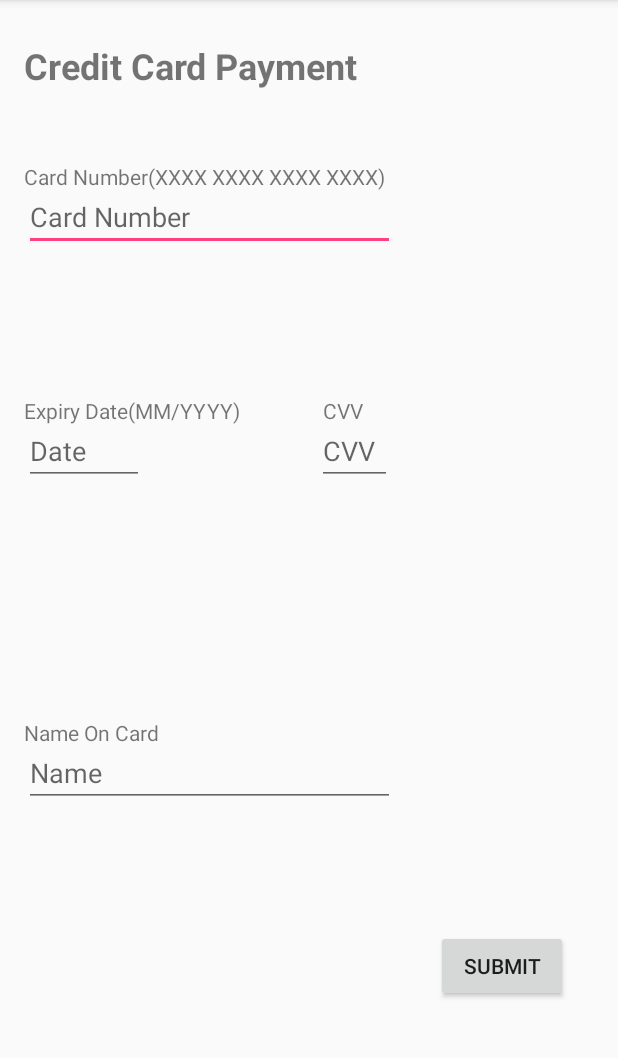
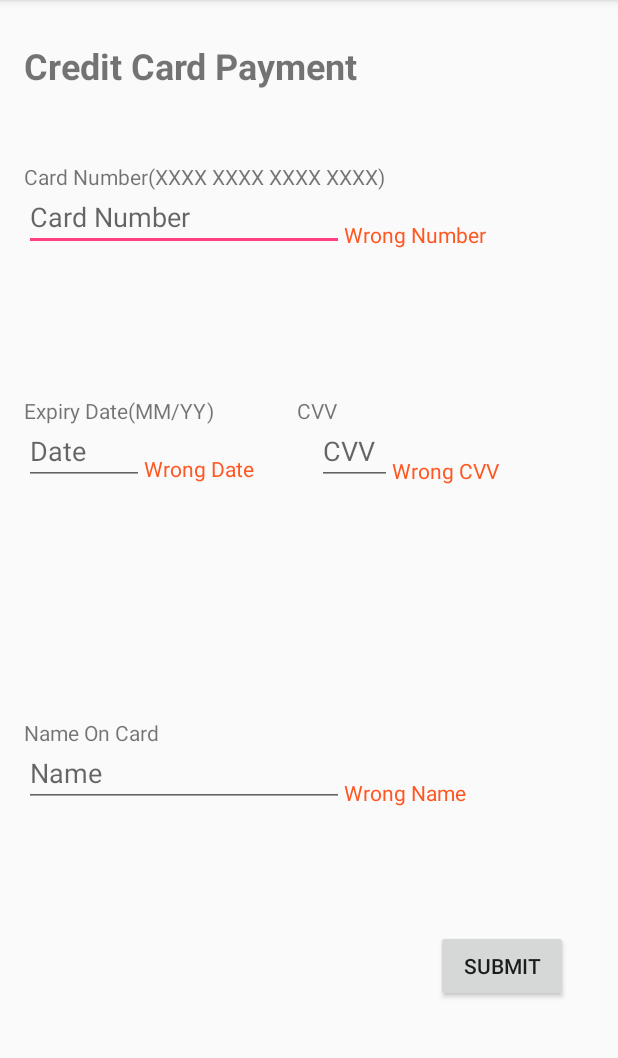
Before and after one commit to michaelanis14/wenshi, an Android app: the CreditCardEntry screen opened directly, with no data from a screen before it, after a tap on "SUBMIT", on a phone screen of 412 x 824 dp, the part 84-1142 px from its top. Run offline under Robolectric (Android 15) with nearby library versions, the phone set to English and light mode, and no system bars.

Commit message:
Credit Card Payment
Validations of Credit Card Payment

```diff
--- a/app/src/main/AndroidManifest.xml
+++ b/app/src/main/AndroidManifest.xml
@@ -16,8 +16,9 @@
                 <category android:name="android.intent.category.LAUNCHER" />
             </intent-filter>
         </activity>
-        <activity android:label="@string/app_name" android:name=".CreditCardEntry"/>
-
+        <activity
+            android:name=".CreditCardEntry"
+            android:label="@string/app_name" />
     </application>
 
 </manifest>
--- a/app/src/main/java/michaelabadir/wenshy/CallDriver.java
+++ b/app/src/main/java/michaelabadir/wenshy/CallDriver.java
@@ -21,7 +21,7 @@ public class CallDriver extends AppCompatActivity {
         });
     }
 
-    private void dialContactPhone(final String phoneNumber) {
+    private void dialContactPhone(String phoneNumber) {
         startActivity(new Intent(Intent.ACTION_DIAL, Uri.fromParts("tel", phoneNumber, null)));
     }
 
--- a/app/src/main/java/michaelabadir/wenshy/CreditCardEntry.java
+++ b/app/src/main/java/michaelabadir/wenshy/CreditCardEntry.java
@@ -1,14 +1,13 @@
 package michaelabadir.wenshy;
 
+import android.os.Bundle;
 import android.support.v7.app.AppCompatActivity;
-import android.os.Bundle;
 import android.text.Editable;
 import android.text.TextUtils;
 import android.text.TextWatcher;
 import android.view.View;
 import android.widget.Button;
 import android.widget.EditText;
-import android.widget.RadioButton;
 import android.widget.TextView;
 import android.widget.Toast;
 
@@ -16,18 +15,28 @@ public class CreditCardEntry extends AppCompatActivity {
 
     private static final char space = ' ';
     private static final char slash = '/';
+    private static final char zero = '0';
     EditText cardNumber, expDate, cvv, name;
+    TextView cardNumberError, expDateError, cvvError, nameError;
     Button submit;
+    boolean numFlag, dateFlag, cvvFlag, nameFlag = false;
 
     @Override
     protected void onCreate(Bundle savedInstanceState) {
         super.onCreate(savedInstanceState);
         setContentView(R.layout.activity_credit_card_entry);
-        cardNumber = (EditText) findViewById(R.id.editText_CC_page_card_number);
-        expDate = (EditText) findViewById(R.id.editText_CC_page_card_date);
-        cvv = (EditText) findViewById(R.id.editText_CC_page_card_cvv);
-        name = (EditText) findViewById(R.id.editText_CC_page_card_name);
-        submit = (Button) findViewById(R.id.button_add_card);
+
+        cardNumber = findViewById(R.id.editText_CC_entry_card_number);
+        expDate = findViewById(R.id.editText_CC_entry_card_date);
+        cvv = findViewById(R.id.editText_CC_entry_card_cvv);
+        name = findViewById(R.id.editText_CC_entry_card_name);
+        submit = findViewById(R.id.button_add_card);
+
+        cardNumberError = findViewById(R.id.textView_CC_entry_numberError);
+        expDateError = findViewById(R.id.textView_CC_entry_dateError);
+        cvvError = findViewById(R.id.textView_CC_entry_cvvError);
+        nameError = findViewById(R.id.textView_CC_entry_nameError);
+
         cardNumber.addTextChangedListener(new cardWatch());
         expDate.addTextChangedListener(new dateWatch());
 
@@ -35,27 +44,71 @@ public class CreditCardEntry extends AppCompatActivity {
 
     }
 
-
     public void addListenerOnButton() {
 
 
-        submit = (Button) findViewById(R.id.button_add_card);
+        submit = findViewById(R.id.button_add_card);
 
         submit.setOnClickListener(new View.OnClickListener() {
 
             @Override
             public void onClick(View v) {
-                Toast.makeText(CreditCardEntry.this, cardNumber.getText(), Toast.LENGTH_SHORT).show();
-                Toast.makeText(CreditCardEntry.this, expDate.getText(), Toast.LENGTH_SHORT).show();
-                Toast.makeText(CreditCardEntry.this, cvv.getText(), Toast.LENGTH_SHORT).show();
-                Toast.makeText(CreditCardEntry.this, name.getText(), Toast.LENGTH_SHORT).show();
+
+                if(cardNumber.getText().length() < 19) {
+                    cardNumberError.setVisibility(View.VISIBLE);
+                    numFlag = false;
+                }
+                else    {
+                    cardNumberError.setVisibility(View.INVISIBLE);
+                    numFlag = true;
+                }
+                if(expDate.getText().length() < 5 || !checkDate(expDate.getText().toString())) {
+                    expDateError.setVisibility(View.VISIBLE);
+                    dateFlag = false;
+                }
+                else    {
+                    expDateError.setVisibility(View.INVISIBLE);
+                    dateFlag = true;
+                }
+                if(cvv.getText().length() < 3) {
+                    cvvError.setVisibility(View.VISIBLE);
+                    cvvFlag = false;
+                }
+                else    {
+                    cvvError.setVisibility(View.INVISIBLE);
+                    cvvFlag = true;
+                }
+                if(name.getText().length() < 8) {
+                    nameError.setVisibility(View.VISIBLE);
+                    nameFlag = false;
+                }
+                else    {
+                    nameError.setVisibility(View.INVISIBLE);
+                    nameFlag = true;
+                }
+
+                if(numFlag && dateFlag && cvvFlag & nameFlag) {
+                    Toast.makeText(CreditCardEntry.this, cardNumber.getText(), Toast.LENGTH_SHORT).show();
+                    Toast.makeText(CreditCardEntry.this, expDate.getText(), Toast.LENGTH_SHORT).show();
+                    Toast.makeText(CreditCardEntry.this, cvv.getText(), Toast.LENGTH_SHORT).show();
+                    Toast.makeText(CreditCardEntry.this, name.getText(), Toast.LENGTH_SHORT).show();
+                }
             }
 
         });
 
     }
 
+    public boolean checkDate(String s) {
+        int mon = Integer.parseInt(s.substring(0,2));
+        int year = Integer.parseInt(s.substring(3,5));
+        char sl = s.charAt(2);
 
+        if(mon > 0 && mon < 13 && year > 17 & sl == '/') {
+            return true;
+        }
+        return false;
+    }
 
     class cardWatch implements TextWatcher  {
 
@@ -88,7 +141,6 @@ public class CreditCardEntry extends AppCompatActivity {
 
     }
 
-
     class dateWatch implements TextWatcher  {
 
         @Override
@@ -103,6 +155,13 @@ public class CreditCardEntry extends AppCompatActivity {
 
         @Override
         public void afterTextChanged(Editable s) {
+            // Insert zero
+//            if(s.length()==1) {
+//                char c = s.charAt(s.length() - 1);
+//                if (Character.isDigit(c) && (TextUtils.split(s.toString(), String.valueOf(zero)).length <= 1))
+//                    s.insert(s.length() - 1, String.valueOf(zero));
+//            }
+
             // Remove slash
             if (s.length() > 0 && (s.length() % 3) == 0) {
                 final char c = s.charAt(s.length() - 1);
--- a/app/src/main/java/michaelabadir/wenshy/PaymentOptions.java
+++ b/app/src/main/java/michaelabadir/wenshy/PaymentOptions.java
@@ -9,20 +9,17 @@ import android.widget.Button;
 import android.widget.RadioButton;
 import android.widget.RadioGroup;
 import android.widget.TextView;
-import android.widget.Toast;
 
 public class PaymentOptions extends AppCompatActivity {
 
-    private RadioGroup radioGroup;
-    private RadioButton radioButton, rb1, rb2;
-    private Button btnDisplay;
+    private RadioButton rb1;
     private TextView resultText;
 
     @Override
     public void onCreate(Bundle savedInstanceState) {
         super.onCreate(savedInstanceState);
         setContentView(R.layout.activity_payment_options);
-        radioGroup = (RadioGroup) findViewById(R.id.radiogroup);
+        RadioGroup radioGroup = findViewById(R.id.radiogroup);
         radioGroup.check(R.id.radioButton_payment_cash);
 
         addListenerOnButton();
@@ -32,12 +29,9 @@ public class PaymentOptions extends AppCompatActivity {
     public void addListenerOnButton() {
 
 
-        btnDisplay = (Button) findViewById(R.id.button_payment_submit);
+        Button btnDisplay = findViewById(R.id.button_payment_submit);
 
         rb1 = findViewById(R.id.radioButton_payment_cash);
-        rb2 = findViewById(R.id.radioButton_payment_credit);
-
-
 
         btnDisplay.setOnClickListener(new OnClickListener() {
 
@@ -47,7 +41,7 @@ public class PaymentOptions extends AppCompatActivity {
              //   radioButton = (RadioButton) findViewById(selectedId);
              //   Toast.makeText(PaymentOptions.this, "Hello From the other sideeee!!!", Toast.LENGTH_SHORT).show();
                 if(rb1.isChecked()) {
-                    resultText = (TextView) findViewById(R.id.textView_payment_result);
+                    resultText = findViewById(R.id.textView_payment_result);
                     resultText.setText(rb1.getText());
                 }
                 else    {
--- a/app/src/main/res/layout/activity_credit_card_entry.xml
+++ b/app/src/main/res/layout/activity_credit_card_entry.xml
@@ -7,105 +7,108 @@
     tools:context="michaelabadir.wenshy.CreditCardEntry">
 
     <TextView
-        android:id="@+id/textView_CC_page_label"
+        android:id="@+id/textView_CC_entry_label"
         android:layout_width="wrap_content"
         android:layout_height="wrap_content"
         android:layout_marginStart="16dp"
         android:layout_marginTop="27dp"
-        android:text="@string/textView_CC_page_label"
+        android:text="@string/textView_CC_entry_label"
         android:textSize="24sp"
         android:textStyle="bold"
         app:layout_constraintStart_toStartOf="parent"
         app:layout_constraintTop_toTopOf="parent" />
 
     <TextView
-        android:id="@+id/textView_CC_page_card_number"
+        android:id="@+id/textView_CC_entry_card_number"
         android:layout_width="wrap_content"
         android:layout_height="wrap_content"
         android:layout_marginStart="16dp"
         android:layout_marginTop="108dp"
-        android:text="@string/textView_CC_page_card_number"
+        android:text="@string/textView_CC_entry_card_number"
         app:layout_constraintStart_toStartOf="parent"
         app:layout_constraintTop_toTopOf="parent" />
 
     <TextView
-        android:id="@+id/textView_CC_page_card_date"
+        android:id="@+id/textView_CC_entry_card_date"
         android:layout_width="wrap_content"
         android:layout_height="wrap_content"
         android:layout_marginStart="16dp"
-        android:text="@string/textView_CC_page_card_date"
+        android:text="@string/textView_CC_entry_card_date"
         app:layout_constraintBottom_toBottomOf="parent"
         app:layout_constraintStart_toStartOf="parent"
         app:layout_constraintTop_toTopOf="parent"
         app:layout_constraintVertical_bias="0.353" />
 
     <TextView
-        android:id="@+id/textView_CC_page_card_cvv"
+        android:id="@+id/textView_CC_entry_card_cvv"
         android:layout_width="wrap_content"
         android:layout_height="wrap_content"
         android:layout_marginStart="55dp"
-        android:text="@string/textView_CC_page_card_cvv"
-        app:layout_constraintBaseline_toBaselineOf="@+id/textView_CC_page_card_date"
-        app:layout_constraintStart_toEndOf="@+id/textView_CC_page_card_date" />
+        android:text="@string/textView_CC_entry_card_cvv"
+        app:layout_constraintBaseline_toBaselineOf="@+id/textView_CC_entry_card_date"
+        app:layout_constraintStart_toEndOf="@+id/textView_CC_entry_card_date" />
 
     <TextView
-        android:id="@+id/textView_CC_page_card_name"
+        android:id="@+id/textView_CC_entry_card_name"
         android:layout_width="wrap_content"
         android:layout_height="wrap_content"
         android:layout_marginBottom="270dp"
         android:layout_marginStart="16dp"
-        android:text="@string/textView_CC_page_card_name"
+        android:text="@string/textView_CC_entry_card_name"
         app:layout_constraintBottom_toBottomOf="parent"
         app:layout_constraintStart_toStartOf="parent" />
 
     <EditText
-        android:id="@+id/editText_CC_page_card_number"
-        android:layout_width="247dp"
+        android:id="@+id/editText_CC_entry_card_number"
+        android:layout_width="0dp"
         android:layout_height="40dp"
+        android:layout_marginEnd="9dp"
         android:layout_marginStart="16dp"
         android:digits="1234567890 "
         android:ems="10"
-        android:hint="Card Number"
+        android:hint="@string/editText_CC_entry_card_number"
         android:inputType="phone"
         android:maxLength="19"
         app:layout_constraintStart_toStartOf="parent"
-        app:layout_constraintTop_toBottomOf="@+id/textView_CC_page_card_number" />
+        app:layout_constraintTop_toBottomOf="@+id/textView_CC_entry_card_number" />
 
     <EditText
-        android:id="@+id/editText_CC_page_card_date"
+        android:id="@+id/editText_CC_entry_card_date"
         android:layout_width="80dp"
         android:layout_height="40dp"
+        android:layout_marginEnd="4dp"
         android:layout_marginStart="16dp"
+        android:digits="1234567890/"
         android:ems="10"
-        android:hint="Date"
-        android:inputType="phone"
-        android:digits="1234567890/"
-        android:maxLength="7"
+        android:hint="@string/editText_CC_entry_card_date"
+        android:inputType="date"
+        android:maxLength="5"
         app:layout_constraintStart_toStartOf="parent"
-        app:layout_constraintTop_toBottomOf="@+id/textView_CC_page_card_date" />
+        app:layout_constraintTop_toBottomOf="@+id/textView_CC_entry_card_date" />
 
     <EditText
-        android:id="@+id/editText_CC_page_card_cvv"
+        android:id="@+id/editText_CC_entry_card_cvv"
         android:layout_width="50dp"
         android:layout_height="40dp"
         android:layout_marginStart="115dp"
         android:ems="10"
-        android:hint="CVV"
+        android:hint="@string/editText_CC_entry_card_cvv"
         android:inputType="number"
         android:maxLength="3"
-        app:layout_constraintStart_toEndOf="@+id/editText_CC_page_card_date"
-        app:layout_constraintTop_toBottomOf="@+id/textView_CC_page_card_cvv" />
+        app:layout_constraintStart_toEndOf="@+id/editText_CC_entry_card_date"
+        app:layout_constraintTop_toBottomOf="@+id/textView_CC_entry_card_cvv" />
 
     <EditText
-        android:id="@+id/editText_CC_page_card_name"
-        android:layout_width="247dp"
+        android:id="@+id/editText_CC_entry_card_name"
+        android:layout_width="0dp"
         android:layout_height="40dp"
+        android:layout_marginEnd="9dp"
         android:layout_marginStart="16dp"
         android:ems="10"
-        android:hint="Name"
+        android:hint="@string/editText_CC_entry_card_name"
         android:inputType="textPersonName"
-        app:layout_constraintTop_toBottomOf="@+id/textView_CC_page_card_name"
-        app:layout_constraintStart_toStartOf="parent" />
+        app:layout_constraintStart_toStartOf="parent"
+        app:layout_constraintTop_toBottomOf="@+id/textView_CC_entry_card_name" />
 
     <Button
         android:id="@+id/button_add_card"
@@ -117,5 +120,51 @@
         app:layout_constraintBottom_toBottomOf="parent"
         app:layout_constraintEnd_toEndOf="parent" />
 
+    <TextView
+        android:id="@+id/textView_CC_entry_numberError"
+        android:layout_width="wrap_content"
+        android:layout_height="wrap_content"
+        android:layout_marginBottom="1dp"
+        android:text="@string/textView_CC_entry_card_numberError"
+        android:textColor="?attr/colorError"
+        android:visibility="invisible"
+        app:layout_constraintBottom_toBottomOf="@+id/editText_CC_entry_card_number"
+        app:layout_constraintStart_toEndOf="@+id/editText_CC_entry_card_number" />
+
+    <TextView
+        android:id="@+id/textView_CC_entry_dateError"
+        android:layout_width="wrap_content"
+        android:layout_height="wrap_content"
+        android:layout_marginBottom="1dp"
+        android:layout_marginEnd="114dp"
+        android:text="@string/textView_CC_entry_card_dateError"
+        android:textColor="?attr/colorError"
+        android:visibility="invisible"
+        app:layout_constraintBottom_toBottomOf="@+id/editText_CC_entry_card_date"
+        app:layout_constraintStart_toEndOf="@+id/editText_CC_entry_card_date" />
+
+    <TextView
+        android:id="@+id/textView_CC_entry_cvvError"
+        android:layout_width="wrap_content"
+        android:layout_height="wrap_content"
+        android:layout_marginEnd="54dp"
+        android:layout_marginTop="10dp"
+        android:text="@string/textView_CC_entry_card_cvvError"
+        android:textColor="?attr/colorError"
+        android:visibility="invisible"
+        app:layout_constraintBottom_toBottomOf="@+id/editText_CC_entry_card_cvv"
+        app:layout_constraintStart_toEndOf="@+id/editText_CC_entry_card_cvv" />
+
+    <TextView
+        android:id="@+id/textView_CC_entry_nameError"
+        android:layout_width="wrap_content"
+        android:layout_height="wrap_content"
+        android:layout_marginEnd="54dp"
+        android:text="@string/textView_CC_entry_card_nameError"
+        android:textColor="?attr/colorError"
+        android:visibility="invisible"
+        app:layout_constraintBottom_toBottomOf="@+id/editText_CC_entry_card_name"
+        app:layout_constraintStart_toEndOf="@+id/editText_CC_entry_card_name" />
+
 
 </android.support.constraint.ConstraintLayout>
--- /dev/null
+++ b/app/src/main/res/values-ar-ldrtl/strings.xml
@@ -0,0 +1,27 @@
+<resources>
+    <string name="app_name">ونشي</string>
+
+    <string name="button_call">اتصال</string>
+
+    <string name="textView_payment_page_label">طرق الدفع</string>
+    <string name="radioButton_payment_cash">كاش</string>
+    <string name="radioButton_payment_credit">كارت ائتمان</string>
+    <string name="button_payment_submit">متابعة</string>
+
+    <string name="textView_CC_entry_label">كارت الائتمان</string>
+    <string name="textView_CC_entry_card_number">رقم الكارت(XXXX XXXX XXXX XXXX)</string>
+    <string name="textView_CC_entry_card_date">تاريخ الانتهاء(MM/YYYY)</string>
+    <string name="textView_CC_entry_card_cvv">CVV</string>
+    <string name="textView_CC_entry_card_name">الإسم على الكارت</string>
+
+    <string name="editText_CC_entry_card_number">رقم الكارت</string>
+    <string name="editText_CC_entry_card_date">تاريخ الانتهاء</string>
+    <string name="editText_CC_entry_card_cvv">CVV</string>
+    <string name="editText_CC_entry_card_name">الإسم</string>
+
+    <string name="textView_CC_entry_card_numberError">رقم غير صحيح</string>
+    <string name="textView_CC_entry_card_dateError">تاريخ غير صحيح</string>
+    <string name="textView_CC_entry_card_cvvError">غير صحيح CVV</string>
+    <string name="textView_CC_entry_card_nameError">اسم غير صحيح</string>
+
+</resources>
--- a/app/src/main/res/values/strings.xml
+++ b/app/src/main/res/values/strings.xml
@@ -1,14 +1,27 @@
 <resources>
     <string name="app_name">Wenshy</string>
+
     <string name="button_call">Call</string>
+
     <string name="textView_payment_page_label">Payment Options</string>
     <string name="radioButton_payment_cash">Cash</string>
     <string name="radioButton_payment_credit">Credit Card</string>
     <string name="button_payment_submit">Submit</string>
-    <string name="textView_CC_page_label">Credit Card Payment</string>
-    <string name="textView_CC_page_card_number">Card Number(XXXX XXXX XXXX XXXX)</string>
-    <string name="textView_CC_page_card_date">Expiry Date(MM/YYYY)</string>
-    <string name="textView_CC_page_card_cvv">CVV</string>
-    <string name="textView_CC_page_card_name">Name On Card</string>
+
+    <string name="textView_CC_entry_label">Credit Card Payment</string>
+    <string name="textView_CC_entry_card_number">Card Number(XXXX XXXX XXXX XXXX)</string>
+    <string name="textView_CC_entry_card_date">Expiry Date(MM/YY)</string>
+    <string name="textView_CC_entry_card_cvv">CVV</string>
+    <string name="textView_CC_entry_card_name">Name On Card</string>
+
+    <string name="editText_CC_entry_card_number">Card Number</string>
+    <string name="editText_CC_entry_card_date">Date</string>
+    <string name="editText_CC_entry_card_cvv">CVV</string>
+    <string name="editText_CC_entry_card_name">Name</string>
+
+    <string name="textView_CC_entry_card_numberError">Wrong Number</string>
+    <string name="textView_CC_entry_card_dateError">Wrong Date</string>
+    <string name="textView_CC_entry_card_cvvError">Wrong CVV</string>
+    <string name="textView_CC_entry_card_nameError">Wrong Name</string>
 
 </resources>
```
Also changed, not shown: 1 other file.
